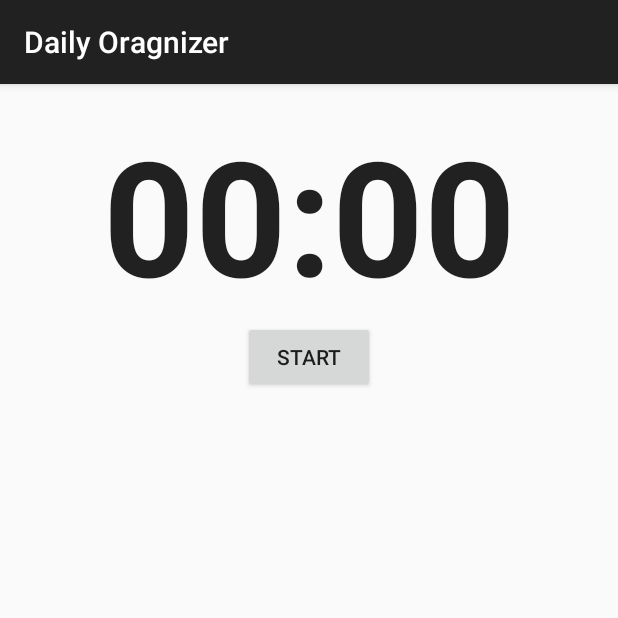
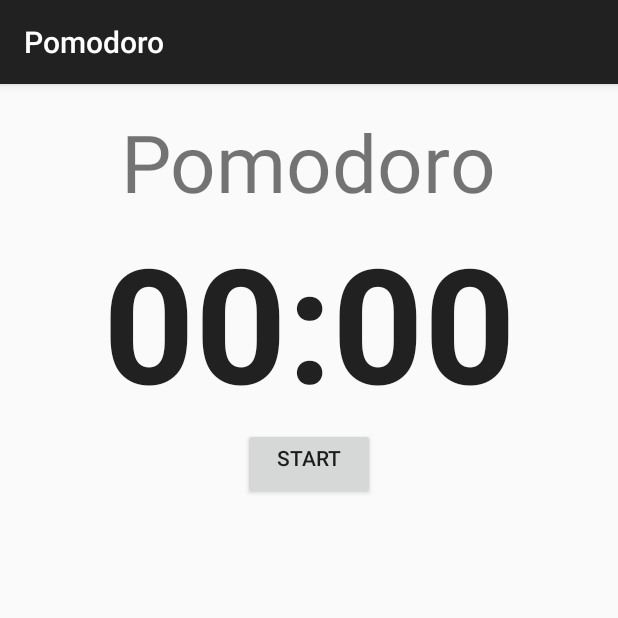
Before and after one commit to leanu/midps, an Android app: the screen it shows after launch (MainActivity), on a phone screen of 412 x 824 dp, the top half of it. Run offline under Robolectric (Android 15) with nearby library versions, the phone set to English and light mode, and no system bars.

```diff
--- /dev/null
+++ b/organiser/DailyOragnizer/app/src/main/res/drawable/notification_icon.xml
@@ -0,0 +1,4 @@
+<?xml version="1.0" encoding="utf-8"?>
+<selector xmlns:android="http://schemas.android.com/apk/res/android">
+    <item android:drawable="@drawable/tomato"/>
+</selector>
--- a/organiser/DailyOragnizer/app/src/main/res/layout/activity_main.xml
+++ b/organiser/DailyOragnizer/app/src/main/res/layout/activity_main.xml
@@ -9,6 +9,15 @@
     android:paddingTop="@dimen/activity_vertical_margin"
     tools:context="com.leanu.dailyoragnizer.MainActivity">
 
+    <TextView
+        android:layout_width="wrap_content"
+        android:layout_height="wrap_content"
+        android:text="@string/appStatus"
+        android:id="@+id/appStatus"
+        android:layout_alignParentBottom="false"
+        android:layout_centerHorizontal="true"
+        android:layout_alignParentTop="true"
+        android:textSize="24pt"/>
 
     <TextView
         android:layout_width="match_parent"
@@ -16,20 +25,24 @@
         android:textAppearance="?android:attr/textAppearanceLarge"
         android:text="@string/countdown"
         android:id="@+id/countdown_display"
-        android:layout_alignParentTop="true"
-        android:layout_alignParentStart="true"
         android:singleLine="true"
         android:textAlignment="center"
         android:textSize="48pt"
         android:textStyle="bold"
-        android:gravity="center_horizontal" />
+        android:gravity="center_horizontal"
+        android:layout_below="@+id/appStatus"
+        android:layout_alignParentStart="true" />
 
     <Button
         android:layout_width="wrap_content"
         android:layout_height="wrap_content"
         android:text="@string/startButton"
         android:id="@+id/button"
+        android:onClick="onStartPomodoro"
+        android:gravity="center_horizontal"
         android:layout_below="@+id/countdown_display"
-        android:layout_centerHorizontal="true"
-        android:onClick="onStartPomodoro" />
+        android:layout_alignParentTop="false"
+        android:layout_centerHorizontal="true" />
+
+
 </RelativeLayout>
--- a/organiser/DailyOragnizer/app/src/main/res/values/strings.xml
+++ b/organiser/DailyOragnizer/app/src/main/res/values/strings.xml
@@ -1,5 +1,6 @@
 <resources>
-    <string name="app_name">Daily Oragnizer</string>
+    <string name="app_name">Pomodoro</string>
     <string name="countdown">00:00</string>
     <string name="startButton">Start</string>
+    <string name="appStatus">Pomodoro</string>
 </resources>
```
Also changed, not shown: organiser/DailyOragnizer/app/src/main/java/com/leanu/dailyoragnizer/MainActivity.java (+61 -1 lines), organiser/DailyOragnizer/app/src/main/res/drawable/tomato.png (added), 1 other file.
